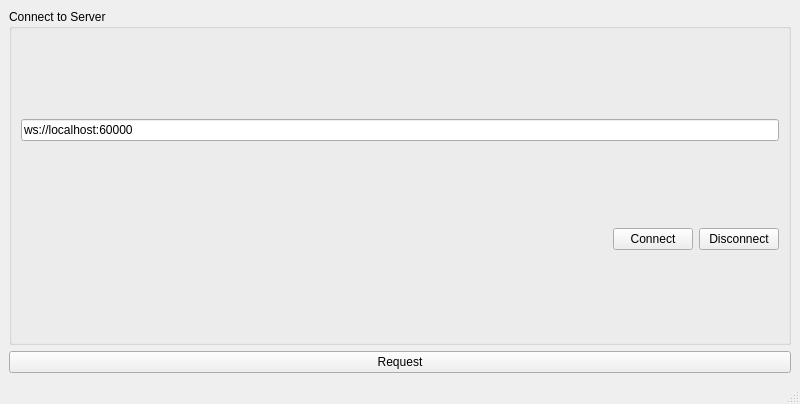
This is Client/mainwindow.ui in TO0603/TaskP as Qt 5 draws it before an edit. The edited form follows.
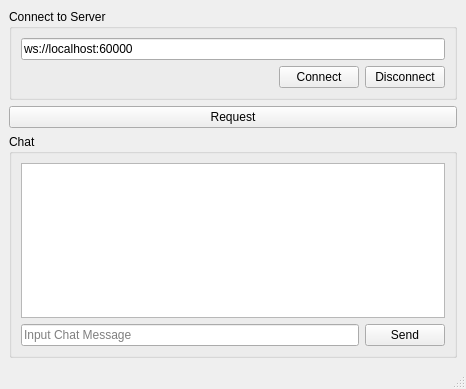
This is the edited form.

Diff of the .ui file:
```diff
--- a/Client/mainwindow.ui
+++ b/Client/mainwindow.ui
@@ -6,8 +6,8 @@
    <rect>
     <x>0</x>
     <y>0</y>
-    <width>800</width>
-    <height>404</height>
+    <width>466</width>
+    <height>389</height>
    </rect>
   </property>
   <property name="windowTitle">
@@ -72,6 +72,32 @@
       </property>
      </widget>
     </item>
+    <item row="2" column="0">
+     <widget class="QGroupBox" name="groupBox_4">
+      <property name="title">
+       <string>Chat</string>
+      </property>
+      <layout class="QGridLayout" name="gridLayout_7">
+       <item row="2" column="0">
+        <widget class="QLineEdit" name="chatLineEdit">
+         <property name="placeholderText">
+          <string>Input Chat Message</string>
+         </property>
+        </widget>
+       </item>
+       <item row="2" column="1">
+        <widget class="QPushButton" name="chatPushButton">
+         <property name="text">
+          <string>Send</string>
+         </property>
+        </widget>
+       </item>
+       <item row="1" column="0" colspan="2">
+        <widget class="QTextBrowser" name="chatTextBrowser"/>
+       </item>
+      </layout>
+     </widget>
+    </item>
    </layout>
   </widget>
   <widget class="QMenuBar" name="menubar">
```
Left out of the diff: 2 changed lines with no effect on the pictures.
